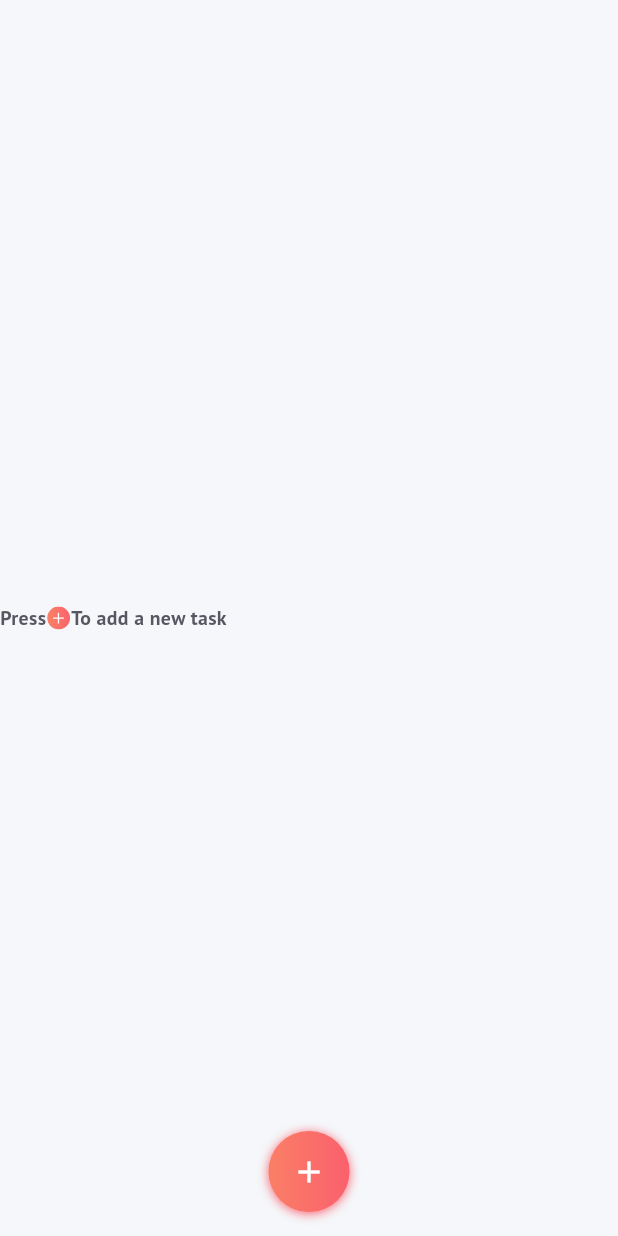
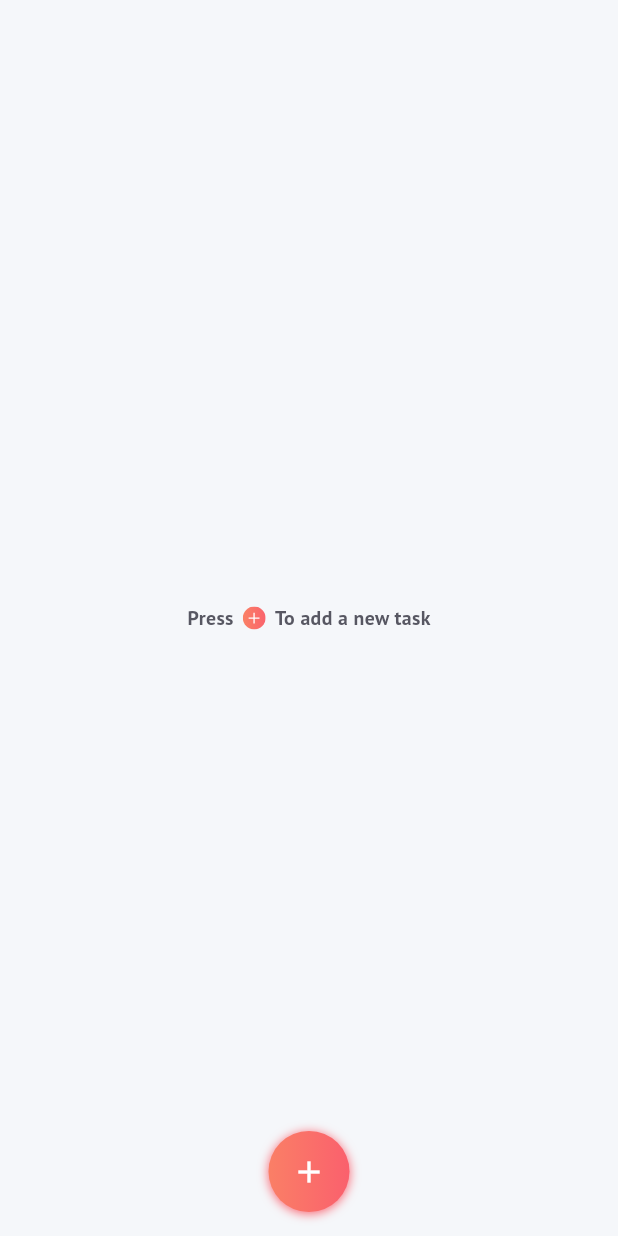
Before and after one commit to 3bdelazizRs/Flutter_todo, a Flutter app: the screen it shows after launch, on a phone screen of 412 x 824 dp. Run offline on Flutter 3.47's test engine with Material 3 defaults, Android fonts, the light colour scheme and no system bars; our stand-ins replace flutter_screenutil, flutter_svg, fluttertoast, google_fonts, shared_preferences.

Commit message:
add Error Handling

```diff
--- a/lib/view/screens/home_page.dart
+++ b/lib/view/screens/home_page.dart
@@ -7,6 +7,7 @@ import 'package:google_fonts/google_fonts.dart';
 import 'package:test_todos/data/model/todomodel.dart';
 import 'package:test_todos/utils/string.dart';
 import 'package:test_todos/view/screens/add_todo.dart';
+import 'package:fluttertoast/fluttertoast.dart';
 
 import '../../data/db/shared-preferences.dart';
 import '../../utils/colors.dart';
@@ -28,12 +29,24 @@ class _HomePageState extends State<HomePage> {
   }
 
   _loadTodos() async {
+    try {
       String? todoListString = await LocalDb.getTodos;
       if (todoListString != null) {
         List<dynamic> todoListJson = json.decode(todoListString);
         setState(() {
-        _todos = todoListJson.map((json) => TodoModel.fromJson(json)).toList();
+          _todos =
+              todoListJson.map((json) => TodoModel.fromJson(json)).toList();
         });
+      }
+    } catch (e) {
+      Fluttertoast.showToast(
+          msg: "oops, somthing went wrong, Please try again later ",
+          toastLength: Toast.LENGTH_SHORT,
+          gravity: ToastGravity.CENTER,
+          timeInSecForIosWeb: 1,
+          backgroundColor: Colors.red,
+          textColor: Colors.white,
+          fontSize: 15.0);
     }
   }
 
@@ -42,6 +55,7 @@ class _HomePageState extends State<HomePage> {
   }
 
   _addTodo() async {
+    try {
       final result = await Navigator.push(
         context,
         MaterialPageRoute(builder: (context) => const AddTodo()),
@@ -52,6 +66,16 @@ class _HomePageState extends State<HomePage> {
           _todos.add(result);
           _saveTodos();
         });
+      }
+    } catch (e) {
+      Fluttertoast.showToast(
+          msg: "oops, somthing went wrong, Please try again later ",
+          toastLength: Toast.LENGTH_SHORT,
+          gravity: ToastGravity.CENTER,
+          timeInSecForIosWeb: 1,
+          backgroundColor: Colors.red,
+          textColor: Colors.white,
+          fontSize: 15.0);
     }
   }
 
@@ -73,6 +97,7 @@ class _HomePageState extends State<HomePage> {
           _todos.isEmpty
               ? Center(
                   child: Row(
+                    mainAxisAlignment: MainAxisAlignment.center,
                     children: [
                       Text(
                         "Press",
@@ -81,8 +106,14 @@ class _HomePageState extends State<HomePage> {
                             fontWeight: FontWeight.bold,
                             color: hintTextColor),
                       ),
+                      SizedBox(
+                        width: 5.w,
+                      ),
                       SvgPicture.asset("assets/imgs/add_btn.svg",
                           width: 15.w, height: 15.h),
+                      SizedBox(
+                        width: 5.w,
+                      ),
                       Text(
                         "To add a new task",
                         style: GoogleFonts.ptSans(
--- a/pubspec.yaml
+++ b/pubspec.yaml
@@ -39,6 +39,7 @@ dependencies:
   flutter_screenutil: ^5.9.3
   shared_preferences: ^2.2.3
   flutter_svg: ^2.0.10+1
+  fluttertoast: ^8.2.6
 
 dev_dependencies:
   flutter_test:
```
Also changed, not shown: lib/main.dart (line endings or trailing spaces), pubspec.lock. Lines whose indentation alone changed are shown as unchanged.
